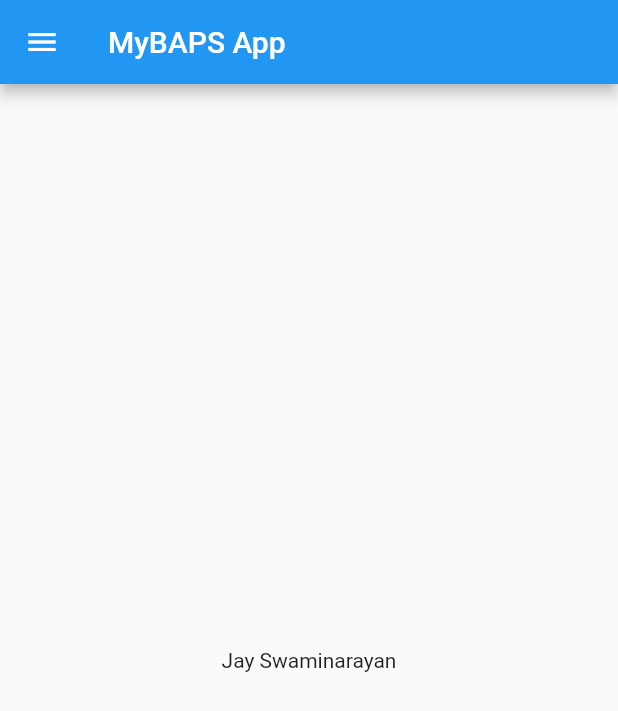
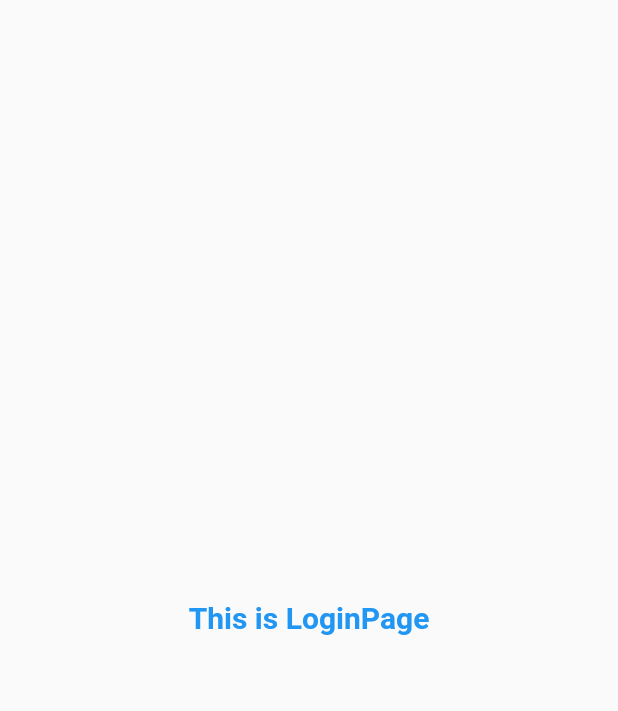
Before and after one commit to sanyasi1310/FlutterLearining, a Flutter app: the screen it shows after launch, on a phone screen of 412 x 824 dp. Shown: the top 711 px of the screen. Run offline on Flutter 3.47's test engine with Material 2 defaults, Android fonts, the phone set to English and light mode, and no system bars.

Commit message:
Day 3 completed

```diff
--- a/lib/main.dart
+++ b/lib/main.dart
@@ -1,5 +1,6 @@
 import 'package:flutter/material.dart';
-import 'package:flutter_catalog/home_page.dart';
+import 'package:flutter_catalog/pages/home_page.dart';
+import 'package:flutter_catalog/pages/login_page.dart';
 
 void main() {
   runApp(MyApp());
@@ -11,7 +12,13 @@ class MyApp extends StatelessWidget {
   @override
   Widget build(BuildContext context) {
     return MaterialApp(
-      home: HomePage(),
+      themeMode: ThemeMode.light,
+      theme: ThemeData(primarySwatch: Colors.orange),
+      routes: {
+        "/": (context) => LoginPage(),
+        "/home": (context) => HomePage(),
+        "/login": (context) => LoginPage()
+      },
     );
   }
 }
--- /dev/null
+++ b/lib/pages/login_page.dart
@@ -0,0 +1,16 @@
+import 'package:flutter/material.dart';
+
+class LoginPage extends StatelessWidget {
+  const LoginPage({super.key});
+
+  @override
+  Widget build(BuildContext context) {
+    return Material(
+        child: Center(
+            child: Text(
+      'This is LoginPage',
+      style: TextStyle(
+          fontSize: 20, color: Colors.blue, fontWeight: FontWeight.bold),
+    )));
+  }
+}
```
Also changed, not shown: lib/pages/home_page.dart (renamed from lib/home_page.dart).
